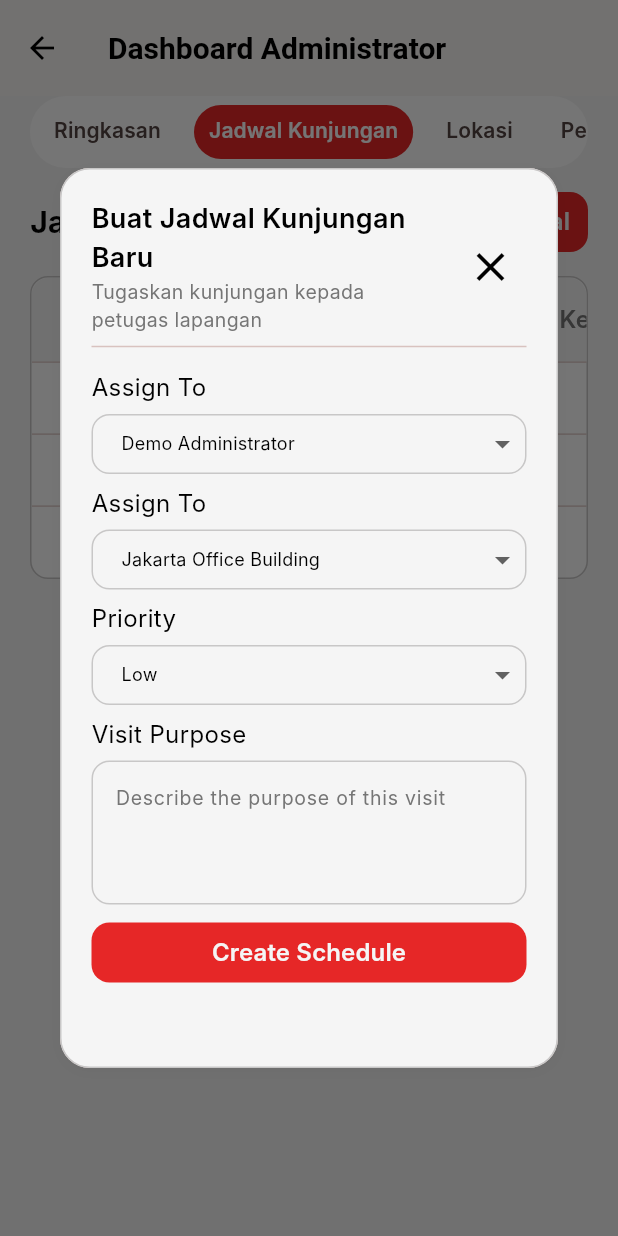
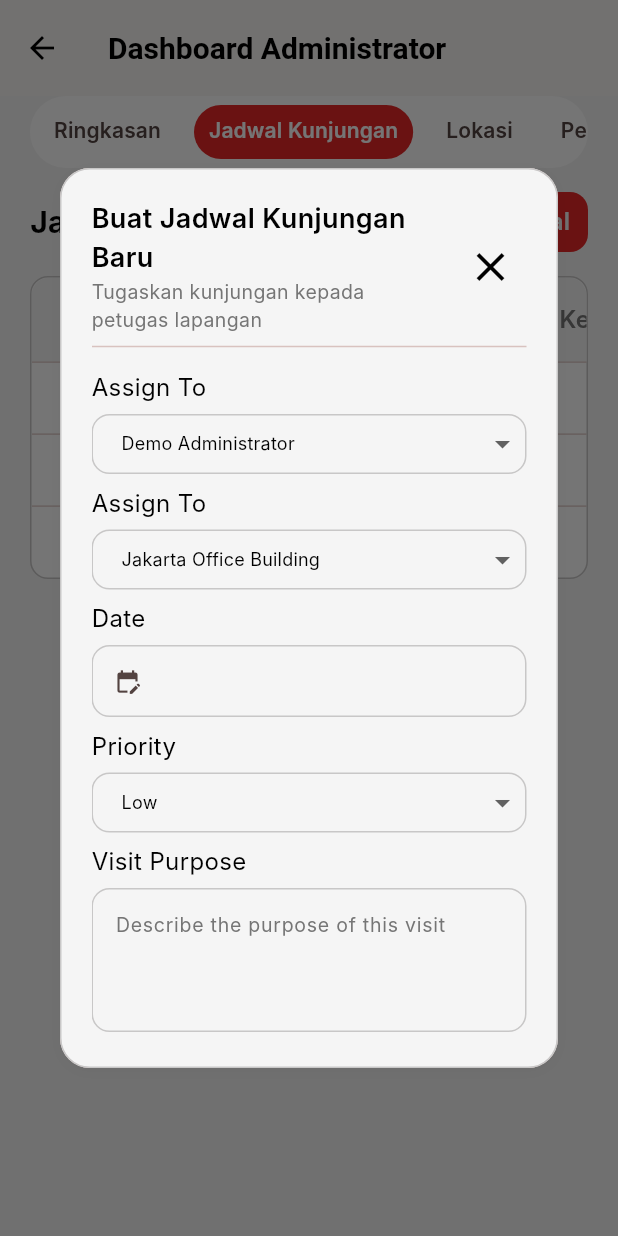
Before and after one commit to nasidfurqon/PoV, a Flutter app: the AdminPanelPage screen opened by its route, tab 2 chosen, after a tap on "Buat Jadwal", on a phone screen of 412 x 824 dp. Run offline on Flutter 3.47's test engine with Material 3 defaults, Android fonts, the phone set to English and light mode, and no system bars; our stand-ins replace dropdown_button2, file_picker, flutter_riverpod, geolocator, go_router, image_picker; Roboto replaces fonts that are missing (Inter).

Commit message:
ver: 0.1, feat: add custom date picker

```diff
--- /dev/null
+++ b/lib/core/widget/custom_date_picker.dart
@@ -0,0 +1,104 @@
+import 'package:flutter/material.dart';
+import 'package:intl/intl.dart';
+import 'package:pov2/config/theme/app_color.dart';
+import 'package:pov2/config/theme/app_spacing.dart';
+
+import '../../config/theme/app_text.dart';
+
+class CustomDatePicker extends StatefulWidget{
+  final String label;
+  final bool? isRequired;
+  final bool? isEnabled;
+  final TextStyle? textStyle;
+  final TextEditingController controller;
+
+  const CustomDatePicker({
+    super.key, required this.label, this.textStyle, this.isEnabled, required this.controller, this.isRequired
+  });
+
+  @override
+  State<CustomDatePicker> createState() => _CustomDatePicker();
+}
+
+class _CustomDatePicker extends State<CustomDatePicker>{
+  Future<void> _selectDate(BuildContext context) async{
+    DateTime initialDate = DateTime.now();
+    if(widget.controller!.text.isNotEmpty){
+      try{
+        initialDate = DateTime.parse(widget.controller!.text);
+      }
+      catch(e){
+        initialDate = DateTime.now();
+      }
+    }
+    final DateTime? pickedDate = await showDatePicker(
+        context: context,
+        initialDate:  initialDate,
+        firstDate: DateTime(1900),
+        lastDate: DateTime(3000)
+    );
+    if(pickedDate != null){
+      setState(() {
+        widget.controller!.text = DateFormat('yyyy-MM-dd').format(pickedDate);
+      });
+    }
+  }
+
+  @override
+  Widget build(BuildContext context) {
+    return Column(
+      crossAxisAlignment: CrossAxisAlignment.start,
+      children: [
+        widget.isRequired == true ?
+        Row(
+          children: [
+            Text(
+              widget.label,
+              style: widget.textStyle ?? AppText.body,
+            ),
+            const Text(
+              '*',
+              style: const TextStyle(
+                color: AppColor.error,
+                fontSize: 16,
+                fontWeight: FontWeight.normal,
+              ),
+            )
+          ],
+        ):
+        Text(
+          widget.label,
+          style: widget.textStyle ?? AppText.body,
+        ) ,
+        const SizedBox(height: AppSpacing.xxs),
+        TextField(
+            enabled: widget.isEnabled != false,
+            // enabled: true,
+            controller: widget.controller,
+            readOnly: true,
+            style: AppText.body,
+            onTap: () => _selectDate(context),
+            decoration: InputDecoration(
+                prefixIcon: const Icon(Icons.edit_calendar, size: 18,),
+                hintStyle: AppText.caption,
+                contentPadding: EdgeInsets.all(AppSpacing.sm),
+                filled: true,
+                fillColor: AppColor.background,
+                focusedBorder: OutlineInputBorder(
+                    borderRadius: BorderRadius.circular(AppSpacing.radiusMd),
+                    borderSide: BorderSide(color: AppColor.primary, width: 1.5)
+                ),
+                enabledBorder: OutlineInputBorder(
+                  borderRadius: BorderRadius.circular(AppSpacing.radiusMd),
+                  borderSide: BorderSide(color: AppColor.border),
+                ),
+                disabledBorder: OutlineInputBorder(
+                    borderRadius: BorderRadius.circular(AppSpacing.radiusMd),
+                    borderSide: BorderSide(color: AppColor.textSecondary)
+                )
+
+            ),
+        )
+      ],
+    );
+  }}
--- a/lib/presentation/pages/admin_panel/admin_panel_page.dart
+++ b/lib/presentation/pages/admin_panel/admin_panel_page.dart
@@ -5,6 +5,7 @@ import 'package:pov2/config/theme/app_text.dart';
 import 'package:pov2/core/utils/parsing_status_color.dart';
 import 'package:pov2/core/widget/custom_button.dart';
 import 'package:pov2/core/widget/custom_card.dart';
+import 'package:pov2/core/widget/custom_date_picker.dart';
 import 'package:pov2/core/widget/custom_dropdown.dart';
 import 'package:pov2/core/widget/custom_modal_dialog.dart';
 import 'package:pov2/core/widget/custom_normal_scaffold.dart';
@@ -412,6 +413,11 @@ class _AdminPanelPageState extends State<AdminPanelPage> {
           },
         ),
         SizedBox(height: AppSpacing.xs,),
+        CustomDatePicker(
+            label: 'Date',
+            controller: TextEditingController()
+        ),
+        SizedBox(height: AppSpacing.xs,),
         CustomDropdownWithLabel(
           label: 'Priority',
           items: DropdownData.priorityData,
```
